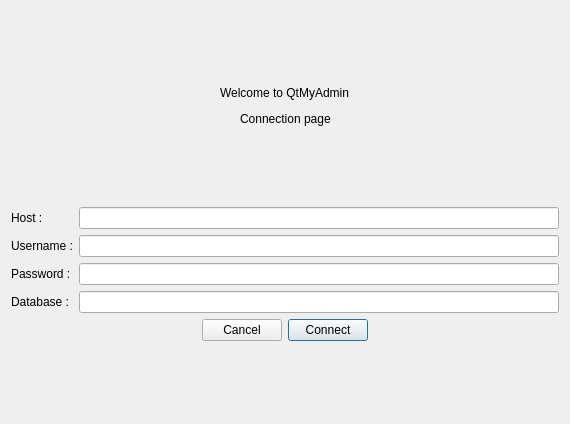
Above: connexion.ui from kevinall05/QtMyAdmin_v2 before the change. Below: the same form after it.
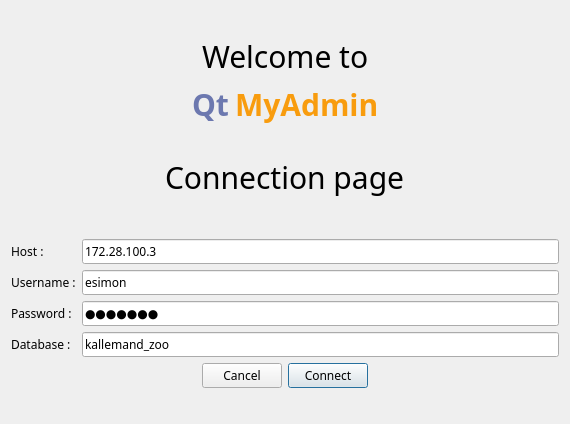
That is the form after the change.

Commit message: Ajout d'un tableau dans la section Tab "Insert". Préremplissage des champs de connection pour lancer plus rapidement l'application le temps du developpement. Changement de noms d'éléments dans l'UI

```diff
--- a/connexion.ui
+++ b/connexion.ui
@@ -10,9 +10,17 @@
     <height>424</height>
    </rect>
   </property>
+  <property name="font">
+   <font>
+    <family>Quicksand</family>
+   </font>
+  </property>
   <property name="windowTitle">
    <string>Connection</string>
   </property>
+  <property name="styleSheet">
+   <string notr="true"/>
+  </property>
   <layout class="QVBoxLayout" name="verticalLayout">
    <item>
     <spacer name="verticalSpacer_3">
@@ -43,9 +51,12 @@
       </spacer>
      </item>
      <item>
-      <widget class="QLabel" name="labelBienvenue">
+      <widget class="QLabel" name="labelTitle">
+       <property name="styleSheet">
+        <string notr="true">font-size: 30px; </string>
+       </property>
        <property name="text">
-        <string>Welcome to QtMyAdmin</string>
+        <string>Welcome to</string>
        </property>
       </widget>
      </item>
@@ -64,6 +75,69 @@
      </item>
     </layout>
    </item>
+   <item>
+    <layout class="QHBoxLayout" name="horizontalLayout">
+     <item>
+      <spacer name="horizontalSpacer">
+       <property name="orientation">
+        <enum>Qt::Horizontal</enum>
+       </property>
+       <property name="sizeHint" stdset="0">
+        <size>
+         <width>40</width>
+         <height>20</height>
+        </size>
+       </property>
+      </spacer>
+     </item>
+     <item>
+      <widget class="QLabel" name="label">
+       <property name="styleSheet">
+        <string notr="true">color: #6c78af; font-size: 30px; font-weight: bold;</string>
+       </property>
+       <property name="text">
+        <string>Qt</string>
+       </property>
+      </widget>
+     </item>
+     <item>
+      <widget class="QLabel" name="label_2">
+       <property name="styleSheet">
+        <string notr="true">color: #f89c0e; font-size: 30px; font-weight: bold;</string>
+       </property>
+       <property name="text">
+        <string>MyAdmin</string>
+       </property>
+      </widget>
+     </item>
+     <item>
+      <spacer name="horizontalSpacer_2">
+       <property name="orientation">
+        <enum>Qt::Horizontal</enum>
+       </property>
+       <property name="sizeHint" stdset="0">
+        <size>
+         <width>40</width>
+         <height>20</height>
+        </size>
+       </property>
+      </spacer>
+     </item>
+    </layout>
+   </item>
+   <item>
+    <spacer name="verticalSpacer_4">
+     <property name="orientation">
+      <enum>Qt::Vertical</enum>
+     </property>
+     <property name="sizeHint" stdset="0">
+      <size>
+       <width>20</width>
+       <height>40</height>
+      </size>
+     </property>
+    </spacer>
+   </item>
    <item>
     <layout class="QHBoxLayout" name="horizontalLayout_7">
      <item>
@@ -81,6 +155,9 @@
      </item>
      <item>
       <widget class="QLabel" name="labelConnexion">
+       <property name="styleSheet">
+        <string notr="true">font-size: 30px;</string>
+       </property>
        <property name="text">
         <string>Connection page</string>
        </property>
@@ -124,7 +201,11 @@
       </widget>
      </item>
      <item row="0" column="1">
-      <widget class="QLineEdit" name="lineEditHostname"/>
+      <widget class="QLineEdit" name="lineEditHostname">
+       <property name="text">
+        <string>172.28.100.3</string>
+       </property>
+      </widget>
      </item>
      <item row="1" column="0">
       <widget class="QLabel" name="labelUsername">
@@ -134,7 +215,11 @@
       </widget>
      </item>
      <item row="1" column="1">
-      <widget class="QLineEdit" name="lineEditUsername"/>
+      <widget class="QLineEdit" name="lineEditUsername">
+       <property name="text">
+        <string>esimon</string>
+       </property>
+      </widget>
      </item>
      <item row="2" column="0">
       <widget class="QLabel" name="labelPassword">
@@ -144,7 +229,14 @@
       </widget>
      </item>
      <item row="2" column="1">
-      <widget class="QLineEdit" name="lineEditPassword"/>
+      <widget class="QLineEdit" name="lineEditPassword">
+       <property name="text">
+        <string>elini01</string>
+       </property>
+       <property name="echoMode">
+        <enum>QLineEdit::Password</enum>
+       </property>
+      </widget>
      </item>
      <item row="3" column="0">
       <widget class="QLabel" name="labelDatabase">
@@ -154,7 +246,11 @@
       </widget>
      </item>
      <item row="3" column="1">
-      <widget class="QLineEdit" name="lineEditDatabase"/>
+      <widget class="QLineEdit" name="lineEditDatabase">
+       <property name="text">
+        <string>kallemand_zoo</string>
+       </property>
+      </widget>
      </item>
     </layout>
    </item>
```
The commit also changes 1 other file.
